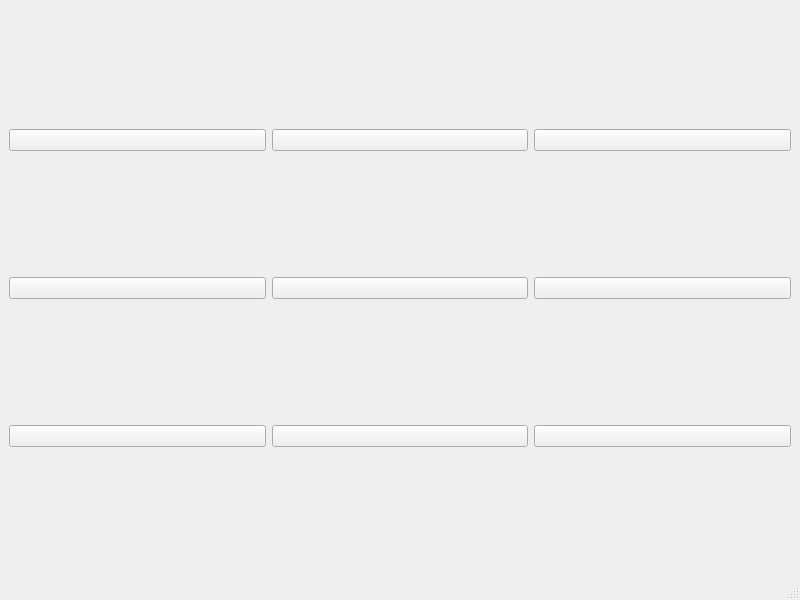
Before: the Qt Designer form UI/MainWindow.ui in Mend57/dungeon-crawler, drawn with Qt 5.
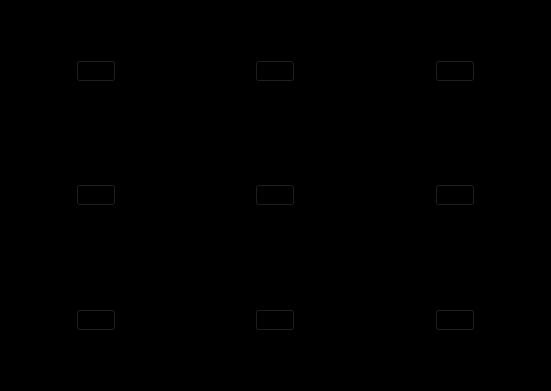
After: the same form once the commit is applied.

Patch:
```diff
--- a/UI/MainWindow.ui
+++ b/UI/MainWindow.ui
@@ -6,13 +6,16 @@
    <rect>
     <x>0</x>
     <y>0</y>
-    <width>800</width>
-    <height>600</height>
+    <width>551</width>
+    <height>391</height>
    </rect>
   </property>
   <property name="windowTitle">
    <string>Dungeon Crawler</string>
   </property>
+  <property name="styleSheet">
+   <string notr="true">background-color: black;</string>
+  </property>
   <widget class="QWidget" name="centralwidget">
    <layout class="QHBoxLayout" name="horizontalLayout">
     <item>
@@ -36,48 +39,79 @@
     </item>
     <item>
      <layout class="QGridLayout" name="gridLayoutButtons">
-      <item row="0" column="0">
-       <widget class="QPushButton" name="arrow_up_left"/>
+      <property name="horizontalSpacing">
+       <number>6</number>
+      </property>
+      <property name="verticalSpacing">
+       <number>0</number>
+      </property>
+      <item row="3" column="0" alignment="Qt::AlignmentFlag::AlignHCenter|Qt::AlignmentFlag::AlignVCenter">
+       <widget class="QPushButton" name="arrow_down_left">
+        <property name="cursor">
+         <cursorShape>PointingHandCursor</cursorShape>
+        </property>
+       </widget>
       </item>
-      <item row="0" column="1">
-       <widget class="QPushButton" name="arrow_up"/>
+      <item row="0" column="1" alignment="Qt::AlignmentFlag::AlignHCenter|Qt::AlignmentFlag::AlignVCenter">
+       <widget class="QPushButton" name="arrow_up">
+        <property name="cursor">
+         <cursorShape>PointingHandCursor</cursorShape>
+        </property>
+       </widget>
       </item>
-      <item row="0" column="2">
-       <widget class="QPushButton" name="arrow_up_right"/>
+      <item row="2" column="0" alignment="Qt::AlignmentFlag::AlignHCenter|Qt::AlignmentFlag::AlignVCenter">
+       <widget class="QPushButton" name="arrow_left">
+        <property name="cursor">
+         <cursorShape>PointingHandCursor</cursorShape>
+        </property>
+       </widget>
       </item>
-      <item row="1" column="0">
-       <widget class="QPushButton" name="arrow_left"/>
+      <item row="2" column="1" alignment="Qt::AlignmentFlag::AlignHCenter|Qt::AlignmentFlag::AlignVCenter">
+       <widget class="QPushButton" name="arrow_skip">
+        <property name="cursor">
+         <cursorShape>PointingHandCursor</cursorShape>
+        </property>
+       </widget>
       </item>
-      <item row="1" column="1">
-       <widget class="QPushButton" name="arrow_skip"/>
+      <item row="3" column="2" alignment="Qt::AlignmentFlag::AlignHCenter|Qt::AlignmentFlag::AlignVCenter">
+       <widget class="QPushButton" name="arrow_down_right">
+        <property name="cursor">
+         <cursorShape>PointingHandCursor</cursorShape>
+        </property>
+       </widget>
       </item>
-      <item row="1" column="2">
-       <widget class="QPushButton" name="arrow_right"/>
+      <item row="3" column="1" alignment="Qt::AlignmentFlag::AlignHCenter|Qt::AlignmentFlag::AlignVCenter">
+       <widget class="QPushButton" name="arrow_down">
+        <property name="cursor">
+         <cursorShape>PointingHandCursor</cursorShape>
+        </property>
+       </widget>
       </item>
-      <item row="2" column="0">
-       <widget class="QPushButton" name="arrow_down_left"/>
+      <item row="0" column="2" alignment="Qt::AlignmentFlag::AlignHCenter|Qt::AlignmentFlag::AlignVCenter">
+       <widget class="QPushButton" name="arrow_up_right">
+        <property name="cursor">
+         <cursorShape>PointingHandCursor</cursorShape>
+        </property>
+       </widget>
       </item>
-      <item row="2" column="1">
-       <widget class="QPushButton" name="arrow_down"/>
+      <item row="2" column="2" alignment="Qt::AlignmentFlag::AlignHCenter|Qt::AlignmentFlag::AlignVCenter">
+       <widget class="QPushButton" name="arrow_right">
+        <property name="cursor">
+         <cursorShape>PointingHandCursor</cursorShape>
+        </property>
+       </widget>
       </item>
-      <item row="2" column="2">
-       <widget class="QPushButton" name="arrow_down_right"/>
+      <item row="0" column="0" alignment="Qt::AlignmentFlag::AlignHCenter|Qt::AlignmentFlag::AlignVCenter">
+       <widget class="QPushButton" name="arrow_up_left">
+        <property name="cursor">
+         <cursorShape>PointingHandCursor</cursorShape>
+        </property>
+       </widget>
       </item>
      </layout>
     </item>
    </layout>
   </widget>
-  <widget class="QMenuBar" name="menubar">
-   <property name="geometry">
-    <rect>
-     <x>0</x>
-     <y>0</y>
-     <width>800</width>
-     <height>21</height>
-    </rect>
-   </property>
-  </widget>
-  <widget class="QStatusBar" name="statusbar"/>
  </widget>
  <resources/>
  <connections/>
```
Left out of the diff: 1 changed line with no effect on the pictures.
